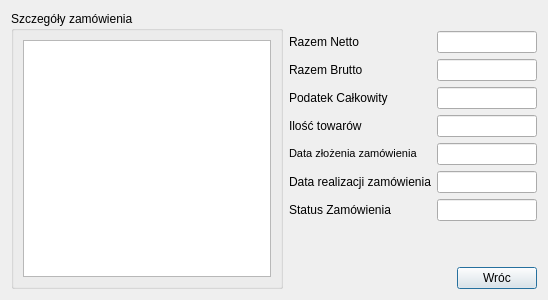
Qt form Hurtownia/szczegolyzamowienia.ui (korredMS/projekt) before a commit.
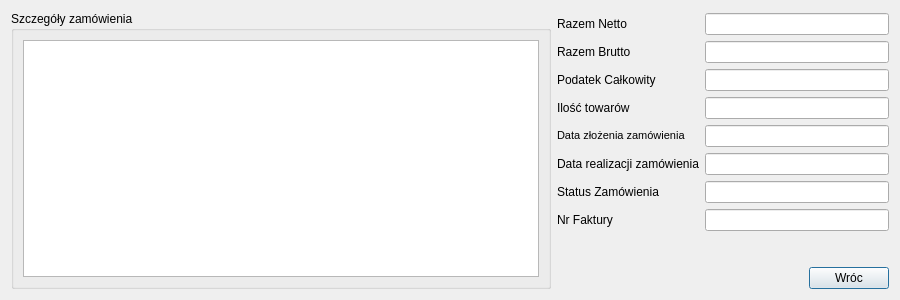
The same form after that commit.

The edit to the form file:
```diff
--- a/Hurtownia/szczegolyzamowienia.ui
+++ b/Hurtownia/szczegolyzamowienia.ui
@@ -6,10 +6,16 @@
    <rect>
     <x>0</x>
     <y>0</y>
-    <width>548</width>
+    <width>900</width>
     <height>300</height>
    </rect>
   </property>
+  <property name="minimumSize">
+   <size>
+    <width>900</width>
+    <height>0</height>
+   </size>
+  </property>
   <property name="windowTitle">
    <string>Dialog</string>
   </property>
@@ -18,6 +24,12 @@
     <layout class="QHBoxLayout" name="horizontalLayout_3">
      <item>
       <widget class="QGroupBox" name="groupBox">
+       <property name="minimumSize">
+        <size>
+         <width>540</width>
+         <height>0</height>
+        </size>
+       </property>
        <property name="title">
         <string>Szczegóły zamówienia</string>
        </property>
@@ -29,8 +41,6 @@
       </widget>
      </item>
      <item>
-      <layout class="QVBoxLayout" name="verticalLayout_5">
-       <item>
         <layout class="QVBoxLayout" name="verticalLayout_4">
          <item>
           <spacer name="verticalSpacer_2">
@@ -42,8 +52,8 @@
            </property>
            <property name="sizeHint" stdset="0">
             <size>
-             <width>20</width>
-             <height>20</height>
+           <width>327</width>
+           <height>13</height>
             </size>
            </property>
           </spacer>
@@ -105,32 +115,72 @@
                </property>
               </widget>
              </item>
+           <item>
+            <widget class="QLabel" name="label_8">
+             <property name="text">
+              <string>Nr Faktury</string>
+             </property>
+            </widget>
+           </item>
             </layout>
            </item>
            <item>
             <layout class="QVBoxLayout" name="verticalLayout">
              <item>
-              <widget class="QLineEdit" name="nettoEdit"/>
+            <widget class="QLineEdit" name="nettoEdit">
+             <property name="readOnly">
+              <bool>true</bool>
+             </property>
+            </widget>
              </item>
              <item>
-              <widget class="QLineEdit" name="bruttoEdit"/>
+            <widget class="QLineEdit" name="bruttoEdit">
+             <property name="readOnly">
+              <bool>true</bool>
+             </property>
+            </widget>
              </item>
              <item>
-              <widget class="QLineEdit" name="podatekEdit"/>
+            <widget class="QLineEdit" name="podatekEdit">
+             <property name="readOnly">
+              <bool>true</bool>
+             </property>
+            </widget>
              </item>
              <item>
-              <widget class="QLineEdit" name="iloscTowarowEdit"/>
+            <widget class="QLineEdit" name="iloscTowarowEdit">
+             <property name="readOnly">
+              <bool>true</bool>
+             </property>
+            </widget>
              </item>
              <item>
-              <widget class="QLineEdit" name="dataZlozeniaEdit"/>
+            <widget class="QLineEdit" name="dataZlozeniaEdit">
+             <property name="readOnly">
+              <bool>true</bool>
+             </property>
+            </widget>
              </item>
              <item>
-              <widget class="QLineEdit" name="dataRalizacjiEdit"/>
+            <widget class="QLineEdit" name="dataRalizacjiEdit">
+             <property name="readOnly">
+              <bool>true</bool>
+             </property>
+            </widget>
              </item>
              <item>
-              <widget class="QLineEdit" name="statusEdit"/>
-             </item>
-            </layout>
+            <widget class="QLineEdit" name="statusEdit">
+             <property name="readOnly">
+              <bool>true</bool>
+             </property>
+            </widget>
+           </item>
+           <item>
+            <widget class="QLineEdit" name="nrFakturyEdit">
+             <property name="readOnly">
+              <bool>true</bool>
+             </property>
+            </widget>
            </item>
           </layout>
          </item>
```
Lines whose indentation alone changed are shown as unchanged.
